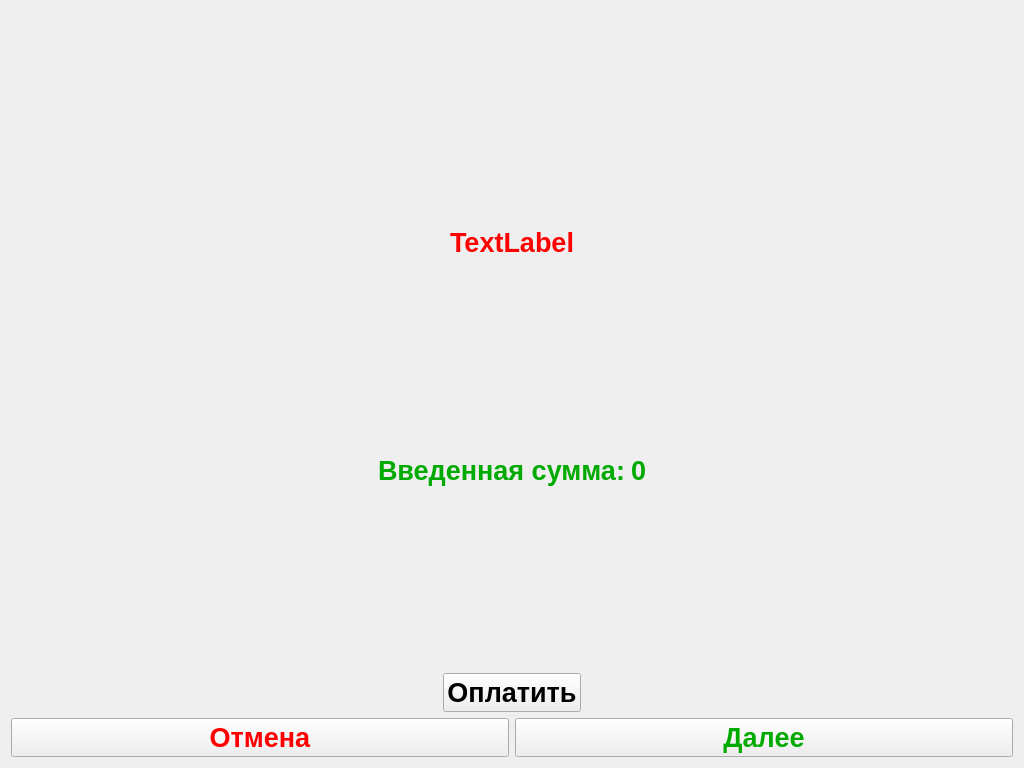
This is UIForms/ReceiveCash.ui in FelixMailwriter/VM as Qt 5 draws it before an edit. The edited form follows.
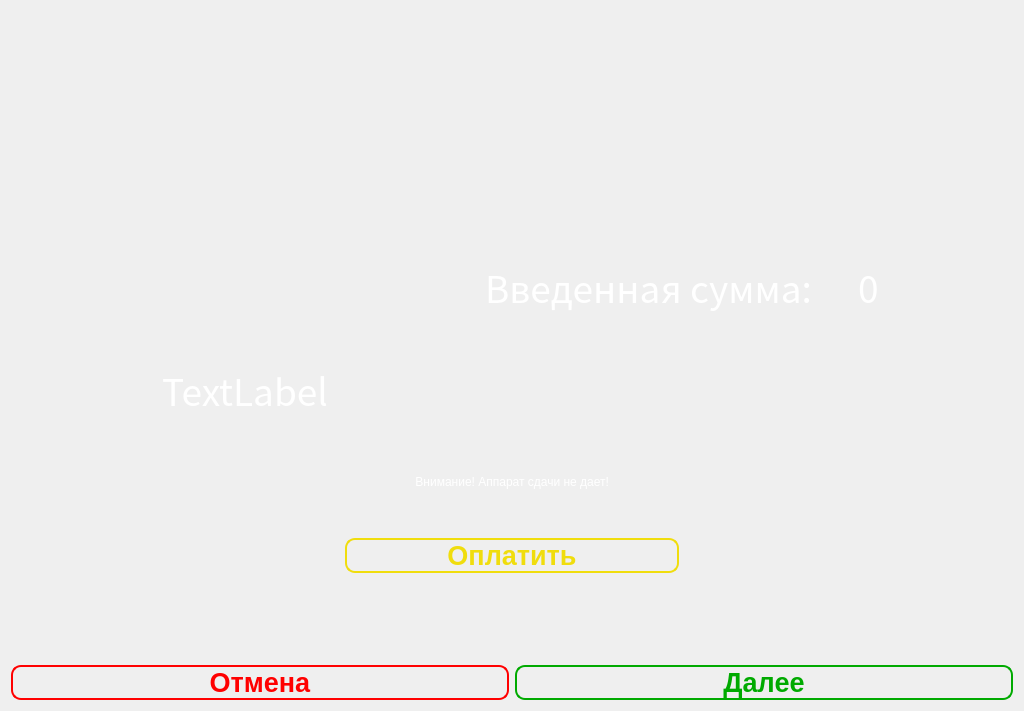
This is the edited form. Icons and pictures are not drawn.

What changed in the file:
```diff
--- a/UIForms/ReceiveCash.ui
+++ b/UIForms/ReceiveCash.ui
@@ -7,15 +7,26 @@
     <x>0</x>
     <y>0</y>
     <width>1024</width>
-    <height>768</height>
+    <height>711</height>
    </rect>
   </property>
   <property name="windowTitle">
    <string>Form</string>
   </property>
+  <property name="styleSheet">
+   <string notr="true">background-image: url(./Resources/Forms/ScanBrelok/FormBackGround.jpg);</string>
+  </property>
   <layout class="QVBoxLayout" name="verticalLayout_2">
    <item>
-    <layout class="QHBoxLayout" name="horizontalLayout_3">
+    <layout class="QVBoxLayout" name="verticalLayout_6">
+     <item>
+      <layout class="QHBoxLayout" name="horizontalLayout_7">
+       <property name="leftMargin">
+        <number>0</number>
+       </property>
+       <property name="topMargin">
+        <number>0</number>
+       </property>
      <item>
       <spacer name="horizontalSpacer">
        <property name="orientation">
@@ -30,7 +41,61 @@
       </spacer>
      </item>
      <item>
-      <layout class="QVBoxLayout" name="verticalLayout_3">
+        <widget class="QLabel" name="label">
+         <property name="minimumSize">
+          <size>
+           <width>100</width>
+           <height>100</height>
+          </size>
+         </property>
+         <property name="text">
+          <string/>
+         </property>
+         <property name="pixmap">
+          <pixmap>../Resources/Forms/logo.png</pixmap>
+         </property>
+        </widget>
+       </item>
+      </layout>
+     </item>
+    </layout>
+   </item>
+   <item>
+    <layout class="QHBoxLayout" name="horizontalLayout_2">
+     <item>
+      <layout class="QVBoxLayout" name="verticalLayout_5">
+       <item>
+        <spacer name="verticalSpacer">
+         <property name="orientation">
+          <enum>Qt::Vertical</enum>
+         </property>
+         <property name="sizeHint" stdset="0">
+          <size>
+           <width>20</width>
+           <height>40</height>
+          </size>
+         </property>
+        </spacer>
+       </item>
+       <item>
+        <layout class="QHBoxLayout" name="horizontalLayout_4">
+         <item>
+          <spacer name="horizontalSpacer_7">
+           <property name="orientation">
+            <enum>Qt::Horizontal</enum>
+           </property>
+           <property name="sizeHint" stdset="0">
+            <size>
+             <width>40</width>
+             <height>20</height>
+            </size>
+           </property>
+          </spacer>
+         </item>
+         <item>
+          <layout class="QHBoxLayout" name="horizontalLayout_6">
+           <item>
+            <layout class="QVBoxLayout" name="verticalLayout_4">
        <item>
         <widget class="QLabel" name="labelItem">
          <property name="sizePolicy">
@@ -74,8 +139,26 @@
              <brush brushstyle="SolidPattern">
               <color alpha="255">
                <red>255</red>
-               <green>0</green>
-               <blue>0</blue>
+                     <green>255</green>
+                     <blue>255</blue>
+                    </color>
+                   </brush>
+                  </colorrole>
+                  <colorrole role="Text">
+                   <brush brushstyle="SolidPattern">
+                    <color alpha="255">
+                     <red>255</red>
+                     <green>255</green>
+                     <blue>255</blue>
+                    </color>
+                   </brush>
+                  </colorrole>
+                  <colorrole role="ButtonText">
+                   <brush brushstyle="SolidPattern">
+                    <color alpha="255">
+                     <red>255</red>
+                     <green>255</green>
+                     <blue>255</blue>
               </color>
              </brush>
             </colorrole>
@@ -85,8 +168,26 @@
              <brush brushstyle="SolidPattern">
               <color alpha="255">
                <red>255</red>
-               <green>0</green>
-               <blue>0</blue>
+                     <green>255</green>
+                     <blue>255</blue>
+                    </color>
+                   </brush>
+                  </colorrole>
+                  <colorrole role="Text">
+                   <brush brushstyle="SolidPattern">
+                    <color alpha="255">
+                     <red>255</red>
+                     <green>255</green>
+                     <blue>255</blue>
+                    </color>
+                   </brush>
+                  </colorrole>
+                  <colorrole role="ButtonText">
+                   <brush brushstyle="SolidPattern">
+                    <color alpha="255">
+                     <red>255</red>
+                     <green>255</green>
+                     <blue>255</blue>
               </color>
              </brush>
             </colorrole>
@@ -95,9 +196,27 @@
             <colorrole role="WindowText">
              <brush brushstyle="SolidPattern">
               <color alpha="255">
-               <red>123</red>
-               <green>123</green>
-               <blue>123</blue>
+                     <red>255</red>
+                     <green>255</green>
+                     <blue>255</blue>
+                    </color>
+                   </brush>
+                  </colorrole>
+                  <colorrole role="Text">
+                   <brush brushstyle="SolidPattern">
+                    <color alpha="255">
+                     <red>255</red>
+                     <green>255</green>
+                     <blue>255</blue>
+                    </color>
+                   </brush>
+                  </colorrole>
+                  <colorrole role="ButtonText">
+                   <brush brushstyle="SolidPattern">
+                    <color alpha="255">
+                     <red>255</red>
+                     <green>255</green>
+                     <blue>255</blue>
               </color>
              </brush>
             </colorrole>
@@ -106,12 +225,18 @@
          </property>
          <property name="font">
           <font>
-           <pointsize>20</pointsize>
-           <weight>75</weight>
+                 <family>Noto Sans CJK KR</family>
+                 <pointsize>28</pointsize>
+                 <weight>50</weight>
            <italic>false</italic>
-           <bold>true</bold>
-          </font>
-         </property>
+                 <bold>false</bold>
+                </font>
+               </property>
+               <property name="styleSheet">
+                <string notr="true">background-image: url(:/newPrefix/fon.png);
+color: rgb(255, 255, 255);
+font: 28pt &quot;Noto Sans CJK KR&quot;;</string>
+               </property>
          <property name="text">
           <string>TextLabel</string>
          </property>
@@ -122,27 +247,8 @@
        </item>
       </layout>
      </item>
-     <item>
-      <spacer name="horizontalSpacer_2">
-       <property name="orientation">
-        <enum>Qt::Horizontal</enum>
-       </property>
-       <property name="sizeHint" stdset="0">
-        <size>
-         <width>40</width>
-         <height>20</height>
-        </size>
-       </property>
-      </spacer>
-     </item>
-    </layout>
-   </item>
-   <item>
-    <layout class="QHBoxLayout" name="horizontalLayout_2">
-     <item>
-      <layout class="QVBoxLayout" name="verticalLayout_5">
-       <item>
-        <layout class="QHBoxLayout" name="horizontalLayout_4">
+          </layout>
+         </item>
          <item>
           <spacer name="horizontalSpacer_3">
            <property name="orientation">
@@ -164,9 +270,27 @@
               <colorrole role="WindowText">
                <brush brushstyle="SolidPattern">
                 <color alpha="255">
-                 <red>0</red>
-                 <green>170</green>
-                 <blue>0</blue>
+                 <red>255</red>
+                 <green>255</green>
+                 <blue>255</blue>
+                </color>
+               </brush>
+              </colorrole>
+              <colorrole role="Text">
+               <brush brushstyle="SolidPattern">
+                <color alpha="255">
+                 <red>255</red>
+                 <green>255</green>
+                 <blue>255</blue>
+                </color>
+               </brush>
+              </colorrole>
+              <colorrole role="ButtonText">
+               <brush brushstyle="SolidPattern">
+                <color alpha="255">
+                 <red>255</red>
+                 <green>255</green>
+                 <blue>255</blue>
                 </color>
                </brush>
               </colorrole>
@@ -175,9 +299,27 @@
               <colorrole role="WindowText">
                <brush brushstyle="SolidPattern">
                 <color alpha="255">
-                 <red>0</red>
-                 <green>170</green>
-                 <blue>0</blue>
+                 <red>255</red>
+                 <green>255</green>
+                 <blue>255</blue>
+                </color>
+               </brush>
+              </colorrole>
+              <colorrole role="Text">
+               <brush brushstyle="SolidPattern">
+                <color alpha="255">
+                 <red>255</red>
+                 <green>255</green>
+                 <blue>255</blue>
+                </color>
+               </brush>
+              </colorrole>
+              <colorrole role="ButtonText">
+               <brush brushstyle="SolidPattern">
+                <color alpha="255">
+                 <red>255</red>
+                 <green>255</green>
+                 <blue>255</blue>
                 </color>
                </brush>
               </colorrole>
@@ -186,9 +328,27 @@
               <colorrole role="WindowText">
                <brush brushstyle="SolidPattern">
                 <color alpha="255">
-                 <red>123</red>
-                 <green>123</green>
-                 <blue>123</blue>
+                 <red>255</red>
+                 <green>255</green>
+                 <blue>255</blue>
+                </color>
+               </brush>
+              </colorrole>
+              <colorrole role="Text">
+               <brush brushstyle="SolidPattern">
+                <color alpha="255">
+                 <red>255</red>
+                 <green>255</green>
+                 <blue>255</blue>
+                </color>
+               </brush>
+              </colorrole>
+              <colorrole role="ButtonText">
+               <brush brushstyle="SolidPattern">
+                <color alpha="255">
+                 <red>255</red>
+                 <green>255</green>
+                 <blue>255</blue>
                 </color>
                </brush>
               </colorrole>
@@ -197,16 +357,42 @@
            </property>
            <property name="font">
             <font>
-             <pointsize>20</pointsize>
-             <weight>75</weight>
-             <bold>true</bold>
+             <family>Noto Sans CJK KR</family>
+             <pointsize>28</pointsize>
+             <weight>50</weight>
+             <italic>false</italic>
+             <bold>false</bold>
             </font>
            </property>
+           <property name="styleSheet">
+            <string notr="true">background-image: url(:/newPrefix/fon.png);
+color: rgb(255, 255, 255);
+font: 28pt &quot;Noto Sans CJK KR&quot;;</string>
+           </property>
            <property name="text">
             <string>Введенная сумма:</string>
            </property>
+           <property name="alignment">
+            <set>Qt::AlignLeading|Qt::AlignLeft|Qt::AlignVCenter</set>
+           </property>
           </widget>
          </item>
+         <item>
+          <spacer name="horizontalSpacer_9">
+           <property name="orientation">
+            <enum>Qt::Horizontal</enum>
+           </property>
+           <property name="sizeType">
+            <enum>QSizePolicy::Fixed</enum>
+           </property>
+           <property name="sizeHint" stdset="0">
+            <size>
+             <width>40</width>
+             <height>20</height>
+            </size>
+           </property>
+          </spacer>
+         </item>
          <item>
           <widget class="QLabel" name="lbl_summa">
            <property name="palette">
@@ -215,9 +401,27 @@
               <colorrole role="WindowText">
                <brush brushstyle="SolidPattern">
                 <color alpha="255">
-                 <red>0</red>
-                 <green>170</green>
-                 <blue>0</blue>
+                 <red>255</red>
+                 <green>255</green>
+                 <blue>255</blue>
+                </color>
+               </brush>
+              </colorrole>
+              <colorrole role="Text">
+               <brush brushstyle="SolidPattern">
+                <color alpha="255">
+                 <red>255</red>
+                 <green>255</green>
+                 <blue>255</blue>
+                </color>
+               </brush>
+              </colorrole>
+              <colorrole role="ButtonText">
+               <brush brushstyle="SolidPattern">
+                <color alpha="255">
+                 <red>255</red>
+                 <green>255</green>
+                 <blue>255</blue>
                 </color>
                </brush>
               </colorrole>
@@ -226,9 +430,27 @@
               <colorrole role="WindowText">
                <brush brushstyle="SolidPattern">
                 <color alpha="255">
-                 <red>0</red>
-                 <green>170</green>
-                 <blue>0</blue>
+                 <red>255</red>
+                 <green>255</green>
+                 <blue>255</blue>
+                </color>
+               </brush>
+              </colorrole>
+              <colorrole role="Text">
+               <brush brushstyle="SolidPattern">
+                <color alpha="255">
+                 <red>255</red>
+                 <green>255</green>
+                 <blue>255</blue>
+                </color>
+               </brush>
+              </colorrole>
+              <colorrole role="ButtonText">
+               <brush brushstyle="SolidPattern">
+                <color alpha="255">
+                 <red>255</red>
+                 <green>255</green>
+                 <blue>255</blue>
                 </color>
                </brush>
               </colorrole>
@@ -237,9 +459,27 @@
               <colorrole role="WindowText">
                <brush brushstyle="SolidPattern">
                 <color alpha="255">
-                 <red>123</red>
-                 <green>123</green>
-                 <blue>123</blue>
+                 <red>255</red>
+                 <green>255</green>
+                 <blue>255</blue>
+                </color>
+               </brush>
+              </colorrole>
+              <colorrole role="Text">
+               <brush brushstyle="SolidPattern">
+                <color alpha="255">
+                 <red>255</red>
+                 <green>255</green>
+                 <blue>255</blue>
+                </color>
+               </brush>
+              </colorrole>
+              <colorrole role="ButtonText">
+               <brush brushstyle="SolidPattern">
+                <color alpha="255">
+                 <red>255</red>
+                 <green>255</green>
+                 <blue>255</blue>
                 </color>
                </brush>
               </colorrole>
@@ -248,11 +488,18 @@
            </property>
            <property name="font">
             <font>
-             <pointsize>20</pointsize>
-             <weight>75</weight>
-             <bold>true</bold>
+             <family>Noto Sans CJK KR</family>
+             <pointsize>28</pointsize>
+             <weight>50</weight>
+             <italic>false</italic>
+             <bold>false</bold>
             </font>
            </property>
+           <property name="styleSheet">
+            <string notr="true">background-image: url(:/newPrefix/fon.png);
+color: rgb(255, 255, 255);
+font: 28pt &quot;Noto Sans CJK KR&quot;;</string>
+           </property>
            <property name="text">
             <string>0</string>
            </property>
@@ -273,6 +520,80 @@
          </item>
         </layout>
        </item>
+       <item>
+        <spacer name="verticalSpacer_3">
+         <property name="orientation">
+          <enum>Qt::Vertical</enum>
+         </property>
+         <property name="sizeHint" stdset="0">
+          <size>
+           <width>20</width>
+           <height>40</height>
+          </size>
+         </property>
+        </spacer>
+       </item>
+       <item>
+        <layout class="QHBoxLayout" name="horizontalLayout_3">
+         <property name="topMargin">
+          <number>9</number>
+         </property>
+         <item>
+          <spacer name="horizontalSpacer_8">
+           <property name="orientation">
+            <enum>Qt::Horizontal</enum>
+           </property>
+           <property name="sizeHint" stdset="0">
+            <size>
+             <width>40</width>
+             <height>20</height>
+            </size>
+           </property>
+          </spacer>
+         </item>
+         <item>
+          <widget class="QLabel" name="lbl_msgNoPayOut">
+           <property name="styleSheet">
+            <string notr="true">background-image: url(:/newPrefix/fon.png);
+color: rgb(255, 255, 255);
+font: 75 oblique 20pt &quot;Noto Sans Mono CJK KR&quot;;</string>
+           </property>
+           <property name="text">
+            <string>Внимание! Аппарат сдачи не дает!</string>
+           </property>
+           <property name="alignment">
+            <set>Qt::AlignRight|Qt::AlignTrailing|Qt::AlignVCenter</set>
+           </property>
+          </widget>
+         </item>
+         <item>
+          <spacer name="horizontalSpacer_2">
+           <property name="orientation">
+            <enum>Qt::Horizontal</enum>
+           </property>
+           <property name="sizeHint" stdset="0">
+            <size>
+             <width>40</width>
+             <height>20</height>
+            </size>
+           </property>
+          </spacer>
+         </item>
+        </layout>
+       </item>
+       <item>
+        <spacer name="verticalSpacer_2">
+         <property name="orientation">
+          <enum>Qt::Vertical</enum>
+         </property>
+         <property name="sizeHint" stdset="0">
+          <size>
+           <width>20</width>
+           <height>40</height>
+          </size>
+         </property>
+        </spacer>
+       </item>
        <item>
         <layout class="QHBoxLayout" name="horizontalLayout_5">
          <item>
@@ -290,6 +611,12 @@
          </item>
          <item>
           <widget class="QPushButton" name="btnPay">
+           <property name="sizePolicy">
+            <sizepolicy hsizetype="Expanding" vsizetype="Fixed">
+             <horstretch>0</horstretch>
+             <verstretch>0</verstretch>
+            </sizepolicy>
+           </property>
            <property name="font">
             <font>
              <pointsize>20</pointsize>
@@ -297,6 +624,11 @@
              <bold>true</bold>
             </font>
            </property>
+           <property name="styleSheet">
+            <string notr="true">background-image: url(:/newPrefix/fon.png);
+color: rgb(240, 221, 13);
+border: 2px solid #e34761; border-color: rgb(240, 221, 13); border-radius: 10px</string>
+           </property>
            <property name="text">
             <string>Оплатить</string>
            </property>
@@ -321,6 +653,19 @@
      </item>
     </layout>
    </item>
+   <item>
+    <spacer name="verticalSpacer_4">
+     <property name="orientation">
+      <enum>Qt::Vertical</enum>
+     </property>
+     <property name="sizeHint" stdset="0">
+      <size>
+       <width>20</width>
+       <height>40</height>
+      </size>
+     </property>
+    </spacer>
+   </item>
    <item>
     <layout class="QVBoxLayout" name="verticalLayout">
      <item>
@@ -330,6 +675,24 @@
          <property name="palette">
           <palette>
            <active>
+            <colorrole role="WindowText">
+             <brush brushstyle="SolidPattern">
+              <color alpha="255">
+               <red>255</red>
+               <green>0</green>
+               <blue>0</blue>
+              </color>
+             </brush>
+            </colorrole>
+            <colorrole role="Text">
+             <brush brushstyle="SolidPattern">
+              <color alpha="255">
+               <red>255</red>
+               <green>0</green>
+               <blue>0</blue>
+              </color>
+             </brush>
+            </colorrole>
             <colorrole role="ButtonText">
              <brush brushstyle="SolidPattern">
               <color alpha="255">
@@ -341,6 +704,24 @@
             </colorrole>
            </active>
            <inactive>
+            <colorrole role="WindowText">
+             <brush brushstyle="SolidPattern">
+              <color alpha="255">
+               <red>255</red>
+               <green>0</green>
+               <blue>0</blue>
+              </color>
+             </brush>
+            </colorrole>
+            <colorrole role="Text">
+             <brush brushstyle="SolidPattern">
+              <color alpha="255">
+               <red>255</red>
+               <green>0</green>
+               <blue>0</blue>
+              </color>
+             </brush>
+            </colorrole>
             <colorrole role="ButtonText">
              <brush brushstyle="SolidPattern">
               <color alpha="255">
@@ -352,12 +733,30 @@
             </colorrole>
            </inactive>
            <disabled>
+            <colorrole role="WindowText">
+             <brush brushstyle="SolidPattern">
+              <color alpha="255">
+               <red>255</red>
+               <green>0</green>
+               <blue>0</blue>
+              </color>
+             </brush>
+            </colorrole>
+            <colorrole role="Text">
+             <brush brushstyle="SolidPattern">
+              <color alpha="255">
+               <red>255</red>
+               <green>0</green>
+               <blue>0</blue>
+              </color>
+             </brush>
+            </colorrole>
             <colorrole role="ButtonText">
              <brush brushstyle="SolidPattern">
               <color alpha="255">
-               <red>123</red>
-               <green>123</green>
-               <blue>123</blue>
+               <red>255</red>
+               <green>0</green>
+               <blue>0</blue>
               </color>
              </brush>
             </colorrole>
@@ -371,6 +770,11 @@
            <bold>true</bold>
           </font>
          </property>
+         <property name="styleSheet">
+          <string notr="true">background-image: url(:/newPrefix/fon.png);
+color: rgb(255, 0, 0);
+border: 2px solid #e34761; border-color: rgb(255, 0, 0); border-radius: 10px</string>
+         </property>
          <property name="text">
           <string>Отмена</string>
          </property>
@@ -390,6 +794,15 @@
               </color>
              </brush>
             </colorrole>
+            <colorrole role="Text">
+             <brush brushstyle="SolidPattern">
+              <color alpha="255">
+               <red>0</red>
+               <green>170</green>
+               <blue>0</blue>
+              </color>
+             </brush>
+            </colorrole>
             <colorrole role="ButtonText">
              <brush brushstyle="SolidPattern">
               <color alpha="255">
@@ -410,6 +823,15 @@
               </color>
              </brush>
             </colorrole>
+            <colorrole role="Text">
+             <brush brushstyle="SolidPattern">
+              <color alpha="255">
+               <red>0</red>
+               <green>170</green>
+               <blue>0</blue>
+              </color>
+             </brush>
+            </colorrole>
             <colorrole role="ButtonText">
              <brush brushstyle="SolidPattern">
               <color alpha="255">
@@ -424,18 +846,27 @@
             <colorrole role="WindowText">
              <brush brushstyle="SolidPattern">
               <color alpha="255">
-               <red>123</red>
-               <green>123</green>
-               <blue>123</blue>
+               <red>0</red>
+               <green>170</green>
+               <blue>0</blue>
+              </color>
+             </brush>
+            </colorrole>
+            <colorrole role="Text">
+             <brush brushstyle="SolidPattern">
+              <color alpha="255">
+               <red>0</red>
+               <green>170</green>
+               <blue>0</blue>
               </color>
              </brush>
             </colorrole>
             <colorrole role="ButtonText">
              <brush brushstyle="SolidPattern">
               <color alpha="255">
-               <red>123</red>
-               <green>123</green>
-               <blue>123</blue>
+               <red>0</red>
+               <green>170</green>
+               <blue>0</blue>
               </color>
              </brush>
             </colorrole>
@@ -449,6 +880,11 @@
            <bold>true</bold>
           </font>
          </property>
+         <property name="styleSheet">
+          <string notr="true">background-image: url(:/newPrefix/fon.png);
+color: rgb(0, 170, 0);
+border: 2px solid #e34761; border-color: rgb(0, 170, 0); border-radius: 10px</string>
+         </property>
          <property name="text">
           <string>Далее</string>
          </property>
```
Lines whose indentation alone changed are shown as unchanged.
